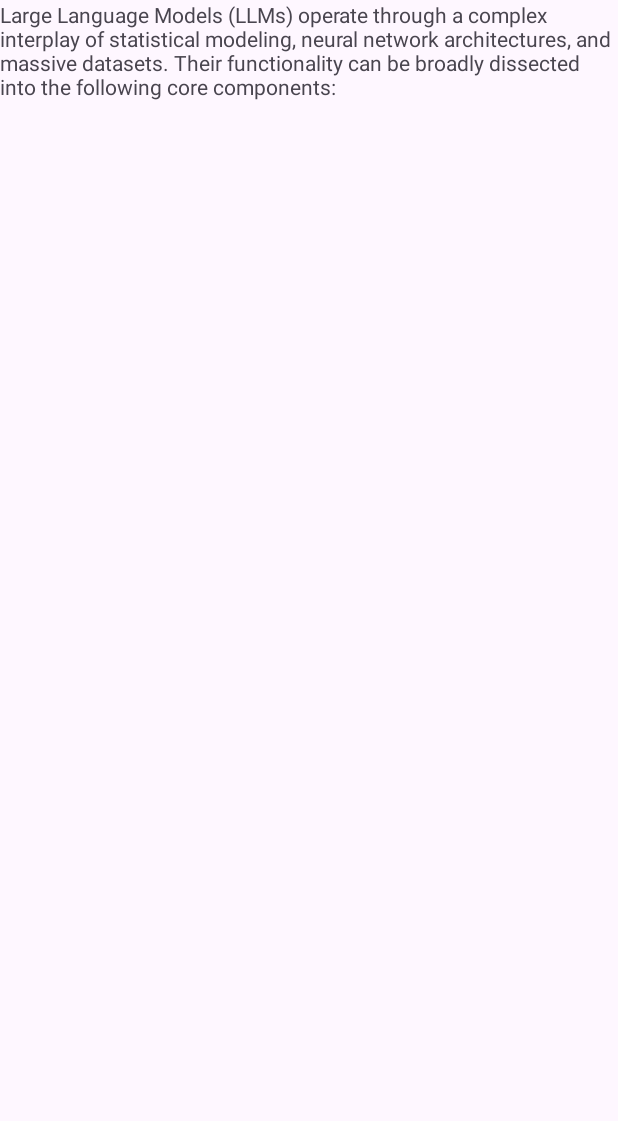
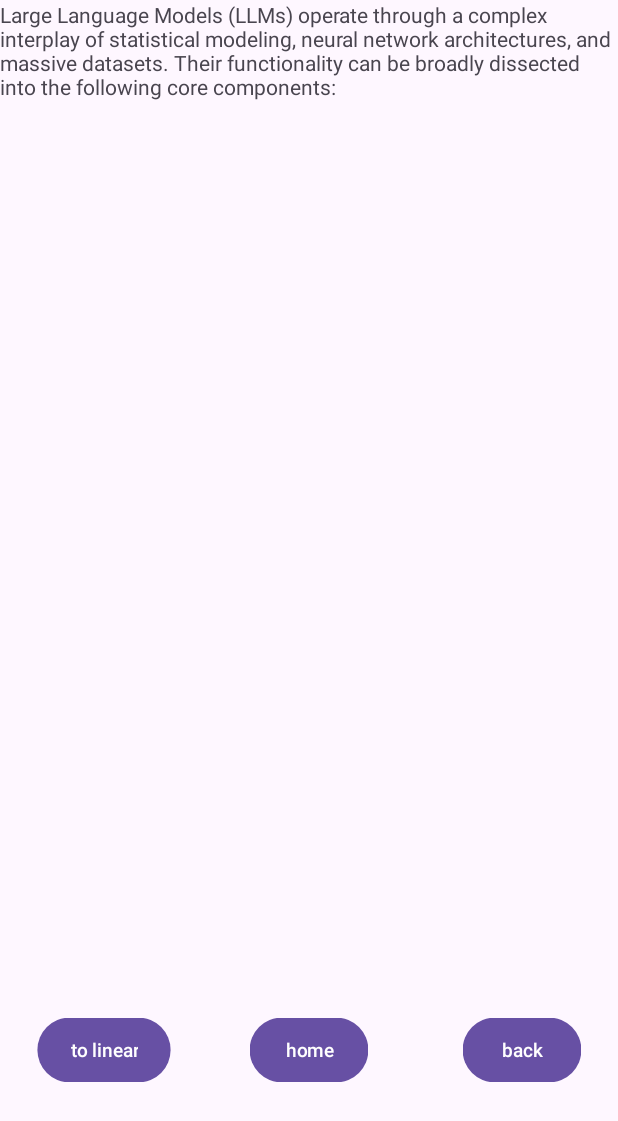
Before and after one commit to raaveinm/LeAndroidPractice, an Android app: the fragment FrameLayout shown on its own in the app's theme, on a phone screen of 412 x 824 dp. Shown: the top 1121 px of the screen. Run offline under Robolectric (Android 15) with nearby library versions, the phone set to English and light mode, and no system bars.

Commit message:
Le practical work #3 - completed (localization, intent via Sterialization, color themes)

```diff
--- a/app/src/main/java/com/raaceinm/androidpracticals/FrameLayout.java
+++ b/app/src/main/java/com/raaceinm/androidpracticals/FrameLayout.java
@@ -1,5 +1,8 @@
 package com.raaceinm.androidpracticals;
 
+import static android.content.Intent.getIntent;
+
+import android.content.Intent;
 import android.os.Bundle;
 
 import androidx.fragment.app.Fragment;
@@ -7,6 +10,8 @@ import androidx.fragment.app.Fragment;
 import android.view.LayoutInflater;
 import android.view.View;
 import android.view.ViewGroup;
+
+import com.raaceinm.androidpracticals.Tools.Sterilization;
 
 /**
  * A simple {@link Fragment} subclass.
@@ -24,9 +29,7 @@ public class FrameLayout extends Fragment {
     private String mParam1;
     private String mParam2;
 
-    public FrameLayout() {
-        // Required empty public constructor
-    }
+    public FrameLayout() {}
 
     /**
      * Use this factory method to create a new instance of
@@ -61,4 +64,6 @@ public class FrameLayout extends Fragment {
         // Inflate the layout for this fragment
         return inflater.inflate(R.layout.fragment_frame_layout, container, false);
     }
+
+
 }
--- a/app/src/main/java/com/raaceinm/androidpracticals/LinearLayout.java
+++ b/app/src/main/java/com/raaceinm/androidpracticals/LinearLayout.java
@@ -1,12 +1,15 @@
 package com.raaceinm.androidpracticals;
 
+import android.content.Intent;
 import android.os.Bundle;
 
 import androidx.fragment.app.Fragment;
+import androidx.fragment.app.FragmentContainerView;
 
 import android.view.LayoutInflater;
 import android.view.View;
 import android.view.ViewGroup;
+import android.widget.ScrollView;
 
 /**
  * A simple {@link Fragment} subclass.
--- a/app/src/main/res/drawable/background_butt.xml
+++ b/app/src/main/res/drawable/background_butt.xml
@@ -1,9 +1,8 @@
 <?xml version="1.0" encoding="utf-8"?>
 <shape xmlns:android="http://schemas.android.com/apk/res/android"
     android:shape="rectangle">
-
     <solid
-        android:color="?attr/buttonColor"/>
+        android:color="@color/button_light"/>
     <corners
         android:radius="100dp" />
 </shape>
--- a/app/src/main/res/layout/fragment_frame_layout.xml
+++ b/app/src/main/res/layout/fragment_frame_layout.xml
@@ -5,10 +5,44 @@
     android:layout_height="match_parent"
     tools:context=".FrameLayout">
 
-    <!-- TODO: Update blank fragment layout -->
     <TextView
         android:layout_width="match_parent"
         android:layout_height="match_parent"
         android:text="@string/introduction" />
 
+    <Button
+        android:layout_width="wrap_content"
+        android:layout_height="wrap_content"
+        android:background="@drawable/background_butt"
+        android:text="@string/back"
+        android:scaleX=".9"
+        android:scaleY=".9"
+        android:onClick="backToScroll"
+        android:layout_marginBottom="100dp"
+        android:layout_marginEnd="20dp"
+        android:layout_gravity="bottom|end"/>
+
+    <Button
+        android:layout_width="wrap_content"
+        android:layout_height="wrap_content"
+        android:background="@drawable/background_butt"
+        android:onClick="home"
+        android:scaleX=".9"
+        android:scaleY=".9"
+        android:text="@string/home"
+        android:layout_marginBottom="100dp"
+        android:layout_gravity="bottom|center"/>
+
+    <Button
+        android:layout_width="wrap_content"
+        android:layout_height="wrap_content"
+        android:background="@drawable/background_butt"
+        android:scaleX=".9"
+        android:text="@string/to_linear"
+        android:onClick="PerformLinearLayout"
+        android:scaleY=".9"
+        android:layout_marginStart="20dp"
+        android:layout_marginBottom="100dp"
+        android:layout_gravity="bottom|start"/>
+
 </FrameLayout>
--- a/app/src/main/res/values-night/themes.xml
+++ b/app/src/main/res/values-night/themes.xml
@@ -1,5 +1,4 @@
 <resources xmlns:tools="http://schemas.android.com/tools">
-    <!-- Base application theme. -->
     <style name="Base.Theme.AndroidPracticals" parent="Theme.Material3.DayNight.NoActionBar">
         <item name="backgroundColor">@color/bckgrnd_dark</item>
         <item name="textColor">@color/text_dark</item>
--- a/app/src/main/res/values/strings.xml
+++ b/app/src/main/res/values/strings.xml
@@ -1,6 +1,6 @@
 <resources xmlns:tools="http://schemas.android.com/tools">
     <string name="app_name" translatable="false">redir</string>
-    <string name="this_is_first_practical_work" translatable="false">Practice Num 2</string>
+    <string name="this_is_first_practical_work" translatable="false">Practice Num 3</string>
     <string name="i_want_to_teleport">Drop me</string>
     <string name="completed_sheesh">gemini.google.com</string>
     <string name="error_accessing_file">Error accessing file</string>
@@ -42,4 +42,8 @@
         The model generates text one token at a time, conditioning each new token on the previously generated tokens and the input prompt.
         The final output is constructed token-by-token, using the context generated up to that point to inform all subsequent generation.
     </string>
+    <string name="to_frame">to frame</string>
+    <string name="home">home</string>
+    <string name="back">back</string>
+    <string name="to_linear">to linear</string>
 </resources>
--- a/app/src/main/res/values/themes.xml
+++ b/app/src/main/res/values/themes.xml
@@ -1,19 +1,7 @@
 <resources xmlns:tools="http://schemas.android.com/tools">
-    <!-- Base application theme. -->
     <style name="Base.Theme.AndroidPracticals" parent="Theme.Material3.DayNight.NoActionBar">
         <item name="backgroundColor">@color/bckgrnd_light</item>
         <item name="textColor">@color/text_light</item>
         <item name="buttonColor">@color/button_light</item>
     </style>
-
-    <style name="Theme.AndroidPracticals" parent="Base.Theme.AndroidPracticals" />
-
-    <style name="Theme.AndroidPracticals.NoActionBar">
-        <item name="windowActionBar">false</item>
-        <item name="windowNoTitle">true</item>
-    </style>
-
-    <style name="Theme.AndroidPracticals.AppBarOverlay" parent="ThemeOverlay.AppCompat.Dark.ActionBar" />
-
-    <style name="Theme.AndroidPracticals.PopupOverlay" parent="ThemeOverlay.AppCompat.Light" />
 </resources>
```
Also changed, not shown: app/src/main/AndroidManifest.xml (+5 -9 lines), app/src/main/java/com/raaceinm/androidpracticals/FilesTestActivity.java (+9 -4 lines), app/src/main/java/com/raaceinm/androidpracticals/MainActivity.java (+9 -9 lines), app/src/main/res/layout/fragment_linear_layout.xml (+15 -9 lines), app/src/main/res/xml/backup_rules.xml (deleted, +0 -13 lines), app/src/main/res/xml/data_extraction_rules.xml (deleted, +0 -19 lines), 2 other files.
